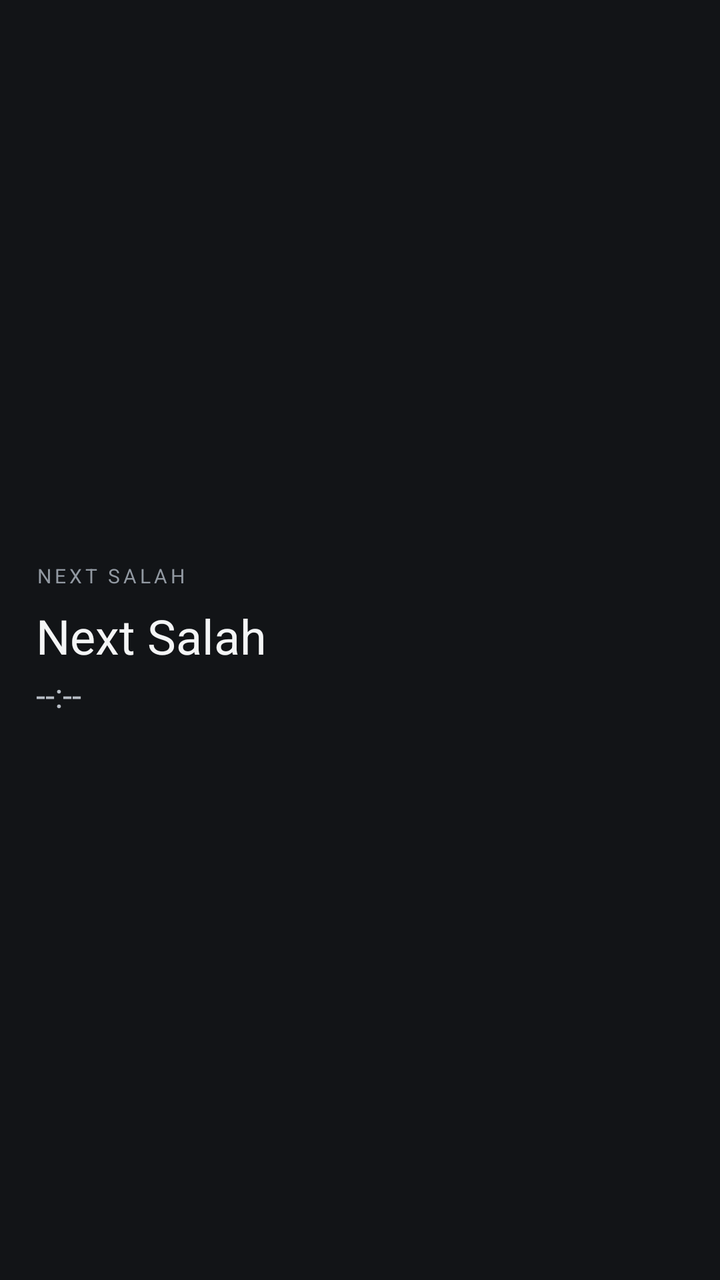
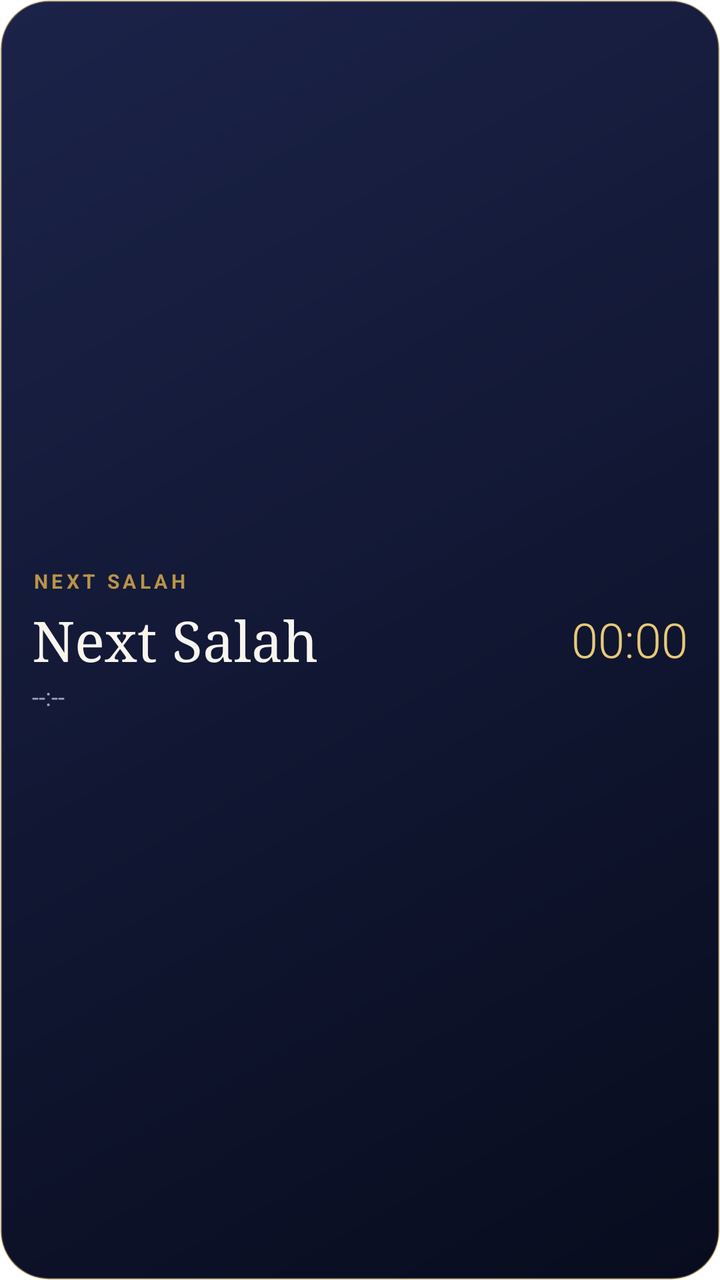

An Android layout rendered at two revisions. The XML below is the earlier revision; the diff shows what the commit changed to produce the second picture.
<!-- AndroidManifest.xml: fallback theme Theme.MaterialComponents.DayNight.NoActionBar -->
<!-- res/layout/widget_salah.xml -->
<LinearLayout xmlns:android="http://schemas.android.com/apk/res/android"
 android:layout_width="match_parent" android:layout_height="match_parent"
 android:orientation="vertical" android:gravity="center_vertical" android:padding="18dp"
 android:background="#121417">
 <TextView android:layout_width="wrap_content" android:layout_height="wrap_content"
  android:text="NEXT SALAH" android:textColor="#9299A2" android:textSize="10sp"
  android:letterSpacing="0.16"/>
 <TextView android:id="@+id/widget_prayer" android:layout_width="match_parent"
  android:layout_height="wrap_content" android:text="Next Salah" android:textColor="#F4F5F6"
  android:textSize="24sp" android:layout_marginTop="7dp"/>
 <TextView android:id="@+id/widget_time" android:layout_width="wrap_content"
  android:layout_height="wrap_content" android:text="--:--" android:textColor="#B8BEC6"
  android:textSize="17sp" android:layout_marginTop="2dp"/>
</LinearLayout>
<!-- resources referenced by this layout -->
<resources>

</resources>

<!-- the commit's change to res/layout/widget_salah.xml (unified diff, before → after) -->
@@ -1,14 +1,56 @@
+<?xml version="1.0" encoding="utf-8"?>
 <LinearLayout xmlns:android="http://schemas.android.com/apk/res/android"
- android:layout_width="match_parent" android:layout_height="match_parent"
- android:orientation="vertical" android:gravity="center_vertical" android:padding="18dp"
- android:background="#121417">
- <TextView android:layout_width="wrap_content" android:layout_height="wrap_content"
-  android:text="NEXT SALAH" android:textColor="#9299A2" android:textSize="10sp"
-  android:letterSpacing="0.16"/>
- <TextView android:id="@+id/widget_prayer" android:layout_width="match_parent"
-  android:layout_height="wrap_content" android:text="Next Salah" android:textColor="#F4F5F6"
-  android:textSize="24sp" android:layout_marginTop="7dp"/>
- <TextView android:id="@+id/widget_time" android:layout_width="wrap_content"
-  android:layout_height="wrap_content" android:text="--:--" android:textColor="#B8BEC6"
-  android:textSize="17sp" android:layout_marginTop="2dp"/>
+    android:id="@+id/widget_root"
+    android:layout_width="match_parent"
+    android:layout_height="match_parent"
+    android:orientation="vertical"
+    android:gravity="center_vertical"
+    android:padding="16dp"
+    android:background="@drawable/widget_bg">
+
+    <TextView
+        android:layout_width="wrap_content"
+        android:layout_height="wrap_content"
+        android:text="NEXT SALAH"
+        android:textColor="#B89448"
+        android:textSize="10sp"
+        android:textStyle="bold"
+        android:letterSpacing="0.18"/>
+
+    <LinearLayout
+        android:layout_width="match_parent"
+        android:layout_height="wrap_content"
+        android:orientation="horizontal"
+        android:gravity="center_vertical"
+        android:layout_marginTop="4dp">
+
+        <TextView
+            android:id="@+id/widget_prayer"
+            android:layout_width="0dp"
+            android:layout_height="wrap_content"
+            android:layout_weight="1"
+            android:text="Next Salah"
+            android:textColor="#F7F5EE"
+            android:textSize="28sp"
+            android:fontFamily="serif"
+            android:maxLines="1"/>
+
+        <Chronometer
+            android:id="@+id/widget_countdown"
+            android:layout_width="wrap_content"
+            android:layout_height="wrap_content"
+            android:textColor="#E8C978"
+            android:textSize="24sp"
+            android:fontFamily="sans-serif-light"/>
+    </LinearLayout>
+
+    <TextView
+        android:id="@+id/widget_time"
+        android:layout_width="match_parent"
+        android:layout_height="wrap_content"
+        android:layout_marginTop="2dp"
+        android:text="--:--"
+        android:textColor="#9DA5BB"
+        android:textSize="12sp"
+        android:maxLines="1"/>
 </LinearLayout>
<!-- resource entries referenced after the edit -->
@@ -1,5 +1,11 @@
 <!-- resources referenced by this layout -->
 <resources>
-
+  <!-- drawable widget_bg (drawable) -->
+  <?xml version="1.0" encoding="utf-8"?>
+  <shape xmlns:android="http://schemas.android.com/apk/res/android" android:shape="rectangle">
+      <gradient android:type="linear" android:angle="315" android:startColor="#FF1B2349" android:endColor="#FF080C1E"/>
+      <corners android:radius="24dp"/>
+      <stroke android:width="1dp" android:color="#59E8C978"/>
+  </shape>
 </resources>
 
